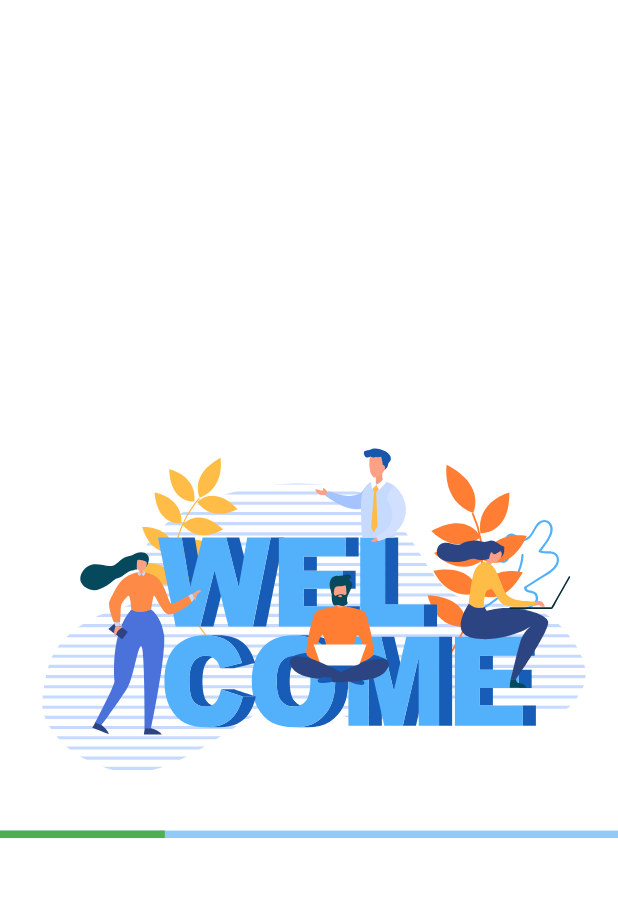
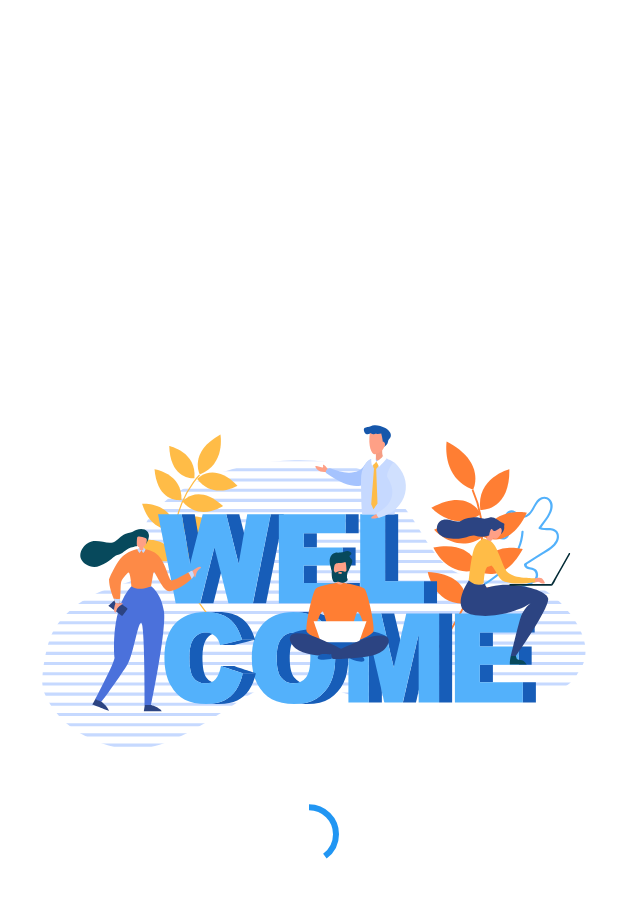
Before and after one commit to jimmy-martin/flutter-chat, a Flutter app: the first screen one second after launch, on a phone screen of 412 x 824 dp. Shown: the top 898 px of the screen. Run offline on Flutter 3.47's test engine with Material 2 defaults, Android fonts, the phone set to English and light mode, and no system bars; our stand-ins replace cloud_firestore, file_picker, firebase_auth, firebase_core, firebase_storage, lottie and 1 more; accounts and stored records are empty.

Commit message:
Update loader on loading_page.dart

```diff
--- a/lib/widgets/loading_page.dart
+++ b/lib/widgets/loading_page.dart
@@ -18,7 +18,7 @@ class _LoadingPageState extends State<LoadingPage>
     super.initState();
     _animationController = AnimationController(
       vsync: this,
-      duration: const Duration(seconds: 3),
+      duration: const Duration(seconds: 2),
     )
       ..forward()
       ..addListener(() {
@@ -43,18 +43,21 @@ class _LoadingPageState extends State<LoadingPage>
 
   @override
   Widget build(BuildContext context) {
+    final screenHeight = MediaQuery.of(context).size.height;
+    final screenWidth = MediaQuery.of(context).size.width;
+
     return SafeArea(
-      child: Flexible(
+      child: SizedBox(
+        height: screenHeight,
+        width: screenWidth,
         child: Column(
           mainAxisAlignment: MainAxisAlignment.center,
           crossAxisAlignment: CrossAxisAlignment.center,
           children: [
             Lottie.asset("assets/welcome.json"),
-            // add circle loader here
-            LinearProgressIndicator(
-              minHeight: 5,
+            CircularProgressIndicator(
               value: _animationController.value,
-              valueColor: const AlwaysStoppedAnimation(Colors.green),
+              valueColor: const AlwaysStoppedAnimation(Colors.blue),
             )
           ],
         ),
```
